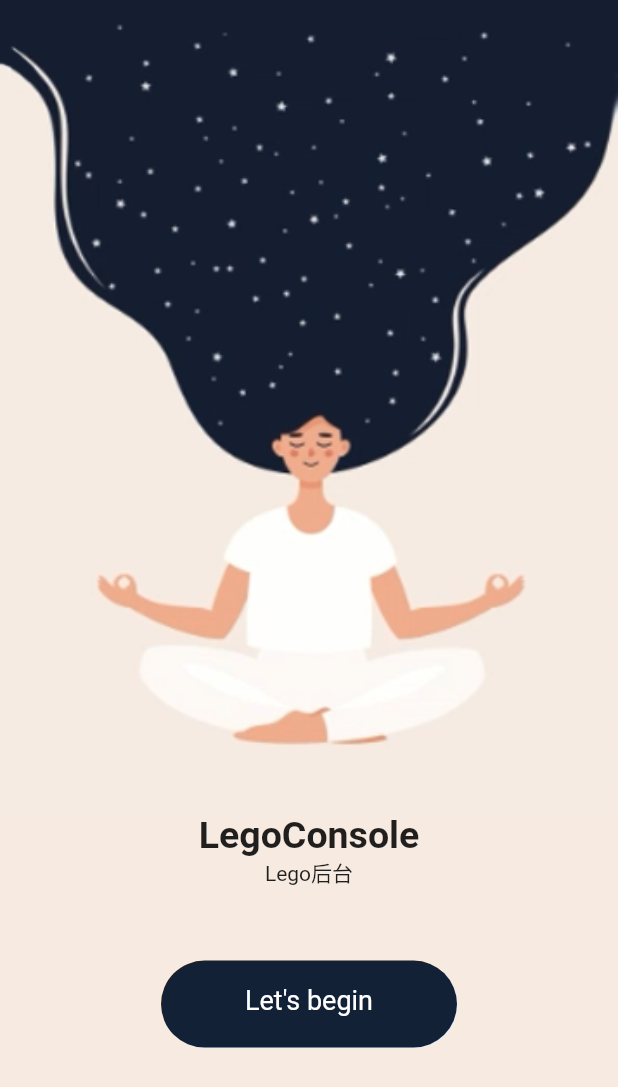
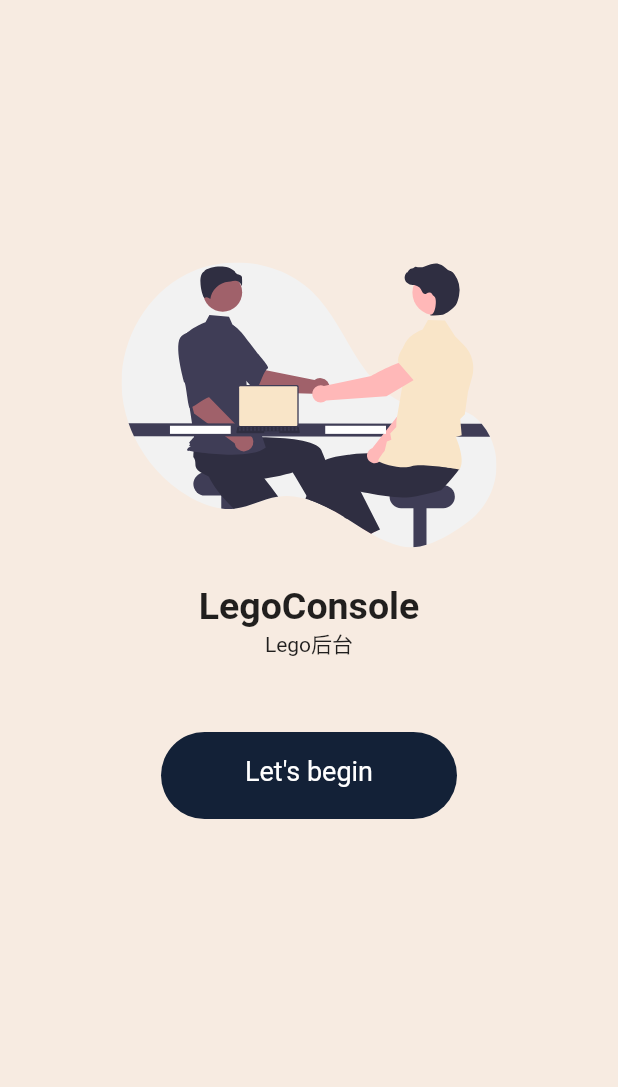
Before and after one commit to liwei1dao/lgflutter_console, a Flutter app: the screen it shows after launch, on a phone screen of 412 x 824 dp. Shown: the top 1087 px of the screen. Run offline on Flutter 3.47's test engine with Material 2 defaults, Android fonts, the phone set to English and light mode, and no system bars; drawn by our look-alikes of oktoast; our stand-ins replace connectivity, convert, dio, flutter_svg, shared_preferences; accounts and stored records are empty.

Commit message:
上传代码优化

```diff
--- a/lib/scenes/splash/components/splash01_view.dart
+++ b/lib/scenes/splash/components/splash01_view.dart
@@ -1,4 +1,5 @@
 import 'package:flutter/material.dart';
+import 'package:flutter_svg/svg.dart';
 import 'package:lgflutter_console/api/api.dart';
 import 'package:lgflutter_console/generated/l10n.dart';
 import 'package:lgflutter_console/managers/router_manger.dart';
@@ -36,10 +37,18 @@ class _Splash01ViewState extends State<Splash01View> {
           children: [
             SizedBox(
               width: MediaQuery.of(context).size.width,
-              child: Image.asset(
-                'assets/images/splash_01.png',
-                fit: BoxFit.cover,
+              height: 175,
+            ),
+            SizedBox(
+              width: MediaQuery.of(context).size.width,
+              child: SvgPicture.asset(
+                "assets/images/splash_01.svg",
+                width: 250,
               ),
+            ),
+            SizedBox(
+              width: MediaQuery.of(context).size.width,
+              height: 25,
             ),
             Padding(
               padding: const EdgeInsets.only(top: 0.0, bottom: 0.0),
--- a/pubspec.yaml
+++ b/pubspec.yaml
@@ -33,6 +33,7 @@ dependencies:
   # The following adds the Cupertino Icons font to your application.
   # Use with the CupertinoIcons class for iOS style icons.
   cupertino_icons: ^1.0.2
+  flutter_svg: ^1.0.0
   intl: ^0.17.0
   convert: ^3.0.1
   crypto: ^3.0.1
```
Also changed, not shown: assets/images/splash_01.svg (renamed from assets/images/undraw_interview_re_e5jn.svg), pubspec.lock.
